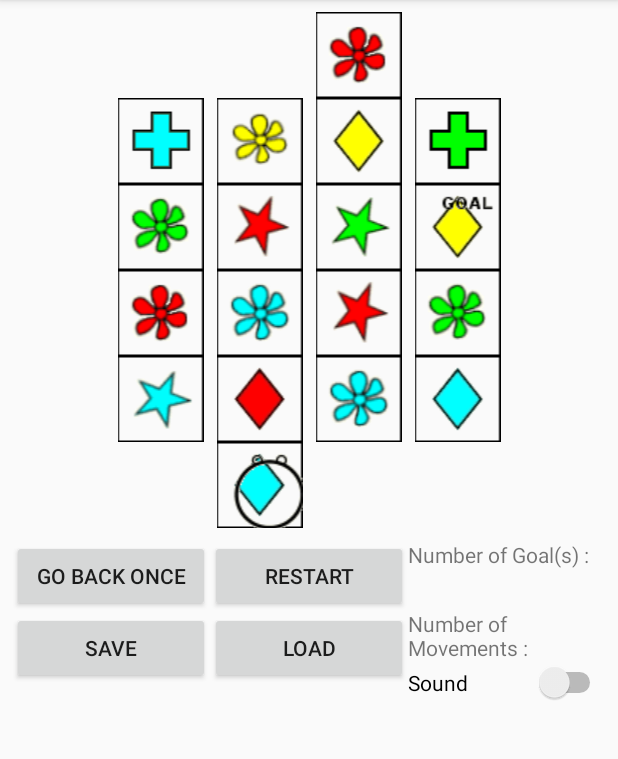
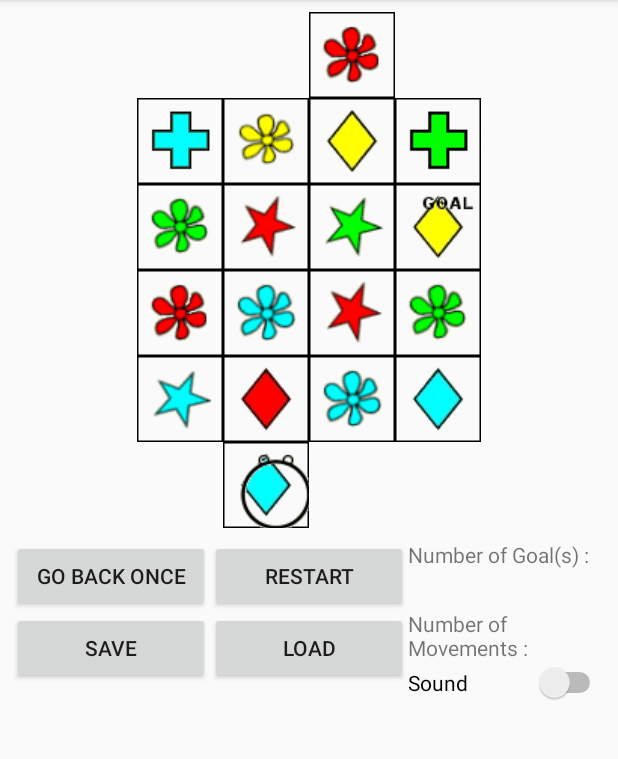
Before and after one commit to SnowNooDLe/BCPR282_Eyeball_Maze, an Android app: the MainActivity screen opened directly, with no data from a screen before it, on a phone screen of 412 x 824 dp, the part 84-843 px from its top. Run offline under Robolectric (Android 15) with nearby library versions, the phone set to English and light mode, and no system bars; 1 statement that could not run was skipped.

Commit message:
Updated View

```diff
--- a/app/src/main/res/layout/activity_main.xml
+++ b/app/src/main/res/layout/activity_main.xml
@@ -13,8 +13,9 @@
 
         <TableLayout
             android:id="@+id/tableLayout"
-            android:layout_width="match_parent"
+            android:layout_width="wrap_content"
             android:layout_height="wrap_content"
+            android:layout_gravity="center_horizontal"
             android:layout_marginStart="8dp"
             android:layout_marginLeft="8dp"
             android:layout_marginTop="8dp"
@@ -34,7 +35,7 @@
 
                 <ImageView
                     android:id="@+id/imageView00"
-                    android:layout_width="0dp"
+                    android:layout_width="wrap_content"
                     android:layout_height="wrap_content"
                     android:layout_weight="1"
                     android:contentDescription="@string/empty_block"
@@ -42,7 +43,7 @@
 
                 <ImageView
                     android:id="@+id/imageView01"
-                    android:layout_width="0dp"
+                    android:layout_width="wrap_content"
                     android:layout_height="wrap_content"
                     android:layout_weight="1"
                     android:contentDescription="@string/empty_block"
@@ -50,7 +51,7 @@
 
                 <ImageView
                     android:id="@+id/imageView02"
-                    android:layout_width="0dp"
+                    android:layout_width="wrap_content"
                     android:layout_height="wrap_content"
                     android:layout_weight="1"
                     android:contentDescription="@string/empty_block"
@@ -58,7 +59,7 @@
 
                 <ImageView
                     android:id="@+id/imageView03"
-                    android:layout_width="0dp"
+                    android:layout_width="wrap_content"
                     android:layout_height="wrap_content"
                     android:layout_weight="1"
                     android:contentDescription="@string/board_block"
@@ -67,7 +68,7 @@
 
                 <ImageView
                     android:id="@+id/imageView04"
-                    android:layout_width="0dp"
+                    android:layout_width="wrap_content"
                     android:layout_height="wrap_content"
                     android:layout_weight="1"
                     android:contentDescription="@string/empty_block"
@@ -75,7 +76,7 @@
 
                 <ImageView
                     android:id="@+id/imageView05"
-                    android:layout_width="0dp"
+                    android:layout_width="wrap_content"
                     android:layout_height="wrap_content"
                     android:layout_weight="1"
                     android:contentDescription="@string/empty_block"
@@ -89,7 +90,7 @@
 
                 <ImageView
                     android:id="@+id/imageView10"
-                    android:layout_width="0dp"
+                    android:layout_width="wrap_content"
                     android:layout_height="wrap_content"
                     android:layout_weight="1"
                     android:contentDescription="@string/empty_block"
@@ -97,7 +98,7 @@
 
                 <ImageView
                     android:id="@+id/imageView11"
-                    android:layout_width="0dp"
+                    android:layout_width="wrap_content"
                     android:layout_height="wrap_content"
                     android:layout_weight="1"
                     android:contentDescription="@string/board_block"
@@ -106,7 +107,7 @@
 
                 <ImageView
                     android:id="@+id/imageView12"
-                    android:layout_width="0dp"
+                    android:layout_width="wrap_content"
                     android:layout_height="wrap_content"
                     android:layout_weight="1"
                     android:contentDescription="@string/board_block"
@@ -115,7 +116,7 @@
 
                 <ImageView
                     android:id="@+id/imageView13"
-                    android:layout_width="0dp"
+                    android:layout_width="wrap_content"
                     android:layout_height="wrap_content"
                     android:layout_weight="1"
                     android:contentDescription="@string/board_block"
@@ -124,7 +125,7 @@
 
                 <ImageView
                     android:id="@+id/imageView14"
-                    android:layout_width="0dp"
+                    android:layout_width="wrap_content"
                     android:layout_height="wrap_content"
                     android:layout_weight="1"
                     android:contentDescription="@string/board_block"
@@ -133,7 +134,7 @@
 
                 <ImageView
                     android:id="@+id/imageView15"
-                    android:layout_width="0dp"
+                    android:layout_width="wrap_content"
                     android:layout_height="wrap_content"
                     android:layout_weight="1"
                     android:contentDescription="@string/empty_block"
@@ -147,7 +148,7 @@
 
                 <ImageView
                     android:id="@+id/imageView20"
-                    android:layout_width="0dp"
+                    android:layout_width="wrap_content"
                     android:layout_height="wrap_content"
                     android:layout_weight="1"
                     android:contentDescription="@string/empty_block"
@@ -155,7 +156,7 @@
 
                 <ImageView
                     android:id="@+id/imageView21"
-                    android:layout_width="0dp"
+                    android:layout_width="wrap_content"
                     android:layout_height="wrap_content"
                     android:layout_weight="1"
                     android:contentDescription="@string/board_block"
@@ -164,7 +165,7 @@
 
                 <ImageView
                     android:id="@+id/imageView22"
-                    android:layout_width="0dp"
+                    android:layout_width="wrap_content"
                     android:layout_height="wrap_content"
                     android:layout_weight="1"
                     android:contentDescription="@string/board_block"
@@ -173,7 +174,7 @@
 
                 <ImageView
                     android:id="@+id/imageView23"
-                    android:layout_width="0dp"
+                    android:layout_width="wrap_content"
                     android:layout_height="wrap_content"
                     android:layout_weight="1"
                     android:contentDescription="@string/board_block"
@@ -182,7 +183,7 @@
 
                 <ImageView
                     android:id="@+id/imageView24"
-                    android:layout_width="0dp"
+                    android:layout_width="wrap_content"
                     android:layout_height="wrap_content"
                     android:layout_weight="1"
                     android:contentDescription="@string/board_block"
@@ -191,7 +192,7 @@
 
                 <ImageView
                     android:id="@+id/imageView25"
-                    android:layout_width="0dp"
+                    android:layout_width="wrap_content"
                     android:layout_height="wrap_content"
                     android:layout_weight="1"
                     android:contentDescription="@string/empty_block"
@@ -205,7 +206,7 @@
 
                 <ImageView
                     android:id="@+id/imageView30"
-                    android:layout_width="0dp"
+                    android:layout_width="wrap_content"
                     android:layout_height="wrap_content"
                     android:layout_weight="1"
                     android:contentDescription="@string/empty_block"
@@ -213,7 +214,7 @@
 
                 <ImageView
                     android:id="@+id/imageView31"
-                    android:layout_width="0dp"
+                    android:layout_width="wrap_content"
                     android:layout_height="wrap_content"
                     android:layout_weight="1"
                     android:contentDescription="@string/board_block"
@@ -222,7 +223,7 @@
 
                 <ImageView
                     android:id="@+id/imageView32"
-                    android:layout_width="0dp"
+                    android:layout_width="wrap_content"
                     android:layout_height="wrap_content"
                     android:layout_weight="1"
                     android:contentDescription="@string/board_block"
@@ -231,7 +232,7 @@
 
                 <ImageView
                     android:id="@+id/imageView33"
-                    android:layout_width="0dp"
+                    android:layout_width="wrap_content"
                     android:layout_height="wrap_content"
                     android:layout_weight="1"
                     android:contentDescription="@string/board_block"
@@ -240,7 +241,7 @@
 
                 <ImageView
                     android:id="@+id/imageView34"
-                    android:layout_width="0dp"
+                    android:layout_width="wrap_content"
                     android:layout_height="wrap_content"
                     android:layout_weight="1"
                     android:contentDescription="@string/board_block"
@@ -249,7 +250,7 @@
 
                 <ImageView
                     android:id="@+id/imageView35"
-                    android:layout_width="0dp"
+                    android:layout_width="wrap_content"
                     android:layout_height="wrap_content"
                     android:layout_weight="1"
                     android:contentDescription="@string/empty_block"
@@ -263,7 +264,7 @@
 
                 <ImageView
                     android:id="@+id/imageView40"
-                    android:layout_width="0dp"
+                    android:layout_width="wrap_content"
                     android:layout_height="wrap_content"
                     android:layout_weight="1"
                     android:contentDescription="@string/empty_block"
@@ -271,7 +272,7 @@
 
                 <ImageView
                     android:id="@+id/imageView41"
-                    android:layout_width="0dp"
+                    android:layout_width="wrap_content"
                     android:layout_height="wrap_content"
                     android:layout_weight="1"
                     android:contentDescription="@string/board_block"
@@ -280,7 +281,7 @@
 
                 <ImageView
                     android:id="@+id/imageView42"
-                    android:layout_width="0dp"
+                    android:layout_width="wrap_content"
                     android:layout_height="wrap_content"
                     android:layout_weight="1"
                     android:contentDescription="@string/board_block"
@@ -289,7 +290,7 @@
 
                 <ImageView
                     android:id="@+id/imageView43"
-                    android:layout_width="0dp"
+                    android:layout_width="wrap_content"
                     android:layout_height="wrap_content"
                     android:layout_weight="1"
                     android:contentDescription="@string/board_block"
@@ -298,7 +299,7 @@
 
                 <ImageView
                     android:id="@+id/imageView44"
-                    android:layout_width="0dp"
+                    android:layout_width="wrap_content"
                     android:layout_height="wrap_content"
                     android:layout_weight="1"
                     android:contentDescription="@string/board_block"
@@ -307,7 +308,7 @@
 
                 <ImageView
                     android:id="@+id/imageView45"
-                    android:layout_width="0dp"
+                    android:layout_width="wrap_content"
                     android:layout_height="wrap_content"
                     android:layout_weight="1"
                     android:contentDescription="@string/empty_block"
@@ -321,7 +322,7 @@
 
                 <ImageView
                     android:id="@+id/imageView50"
-                    android:layout_width="0dp"
+                    android:layout_width="wrap_content"
                     android:layout_height="wrap_content"
                     android:layout_weight="1"
                     android:contentDescription="@string/empty_block"
@@ -329,7 +330,7 @@
 
                 <ImageView
                     android:id="@+id/imageView51"
-                    android:layout_width="0dp"
+                    android:layout_width="wrap_content"
                     android:layout_height="wrap_content"
                     android:layout_weight="1"
                     android:contentDescription="@string/empty_block"
@@ -337,7 +338,7 @@
 
                 <ImageView
                     android:id="@+id/imageView52"
-                    android:layout_width="0dp"
+                    android:layout_width="wrap_content"
                     android:layout_height="wrap_content"
                     android:layout_weight="1"
                     android:contentDescription="@string/board_block"
@@ -346,7 +347,7 @@
 
                 <ImageView
                     android:id="@+id/imageView53"
-                    android:layout_width="0dp"
+                    android:layout_width="wrap_content"
                     android:layout_height="wrap_content"
                     android:layout_weight="1"
                     android:contentDescription="@string/empty_block"
@@ -354,7 +355,7 @@
 
                 <ImageView
                     android:id="@+id/imageView54"
-                    android:layout_width="0dp"
+                    android:layout_width="wrap_content"
                     android:layout_height="wrap_content"
                     android:layout_weight="1"
                     android:contentDescription="@string/empty_block"
@@ -362,7 +363,7 @@
 
                 <ImageView
                     android:id="@+id/imageView55"
-                    android:layout_width="0dp"
+                    android:layout_width="wrap_content"
                     android:layout_height="wrap_content"
                     android:layout_weight="1"
                     android:contentDescription="@string/empty_block"
```
